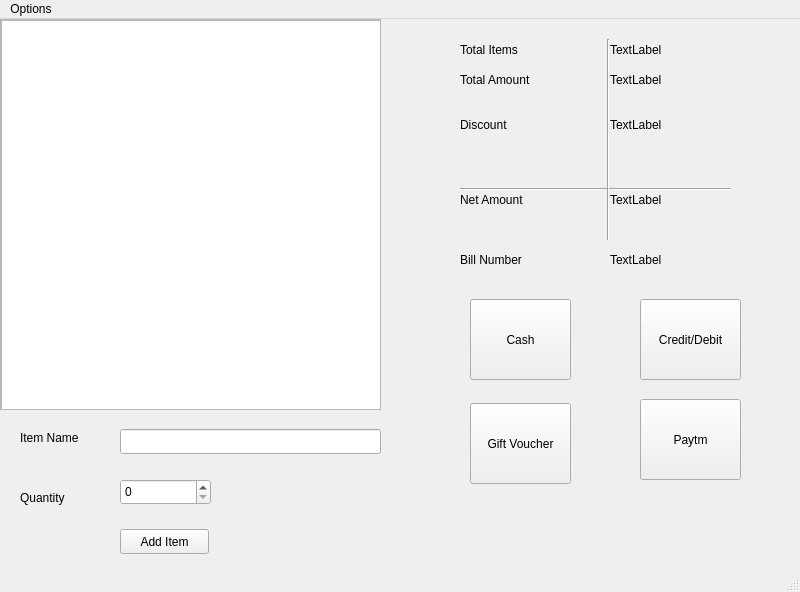
Old version of the form Main.ui in the repository Tanveeshs/Billing-Software.
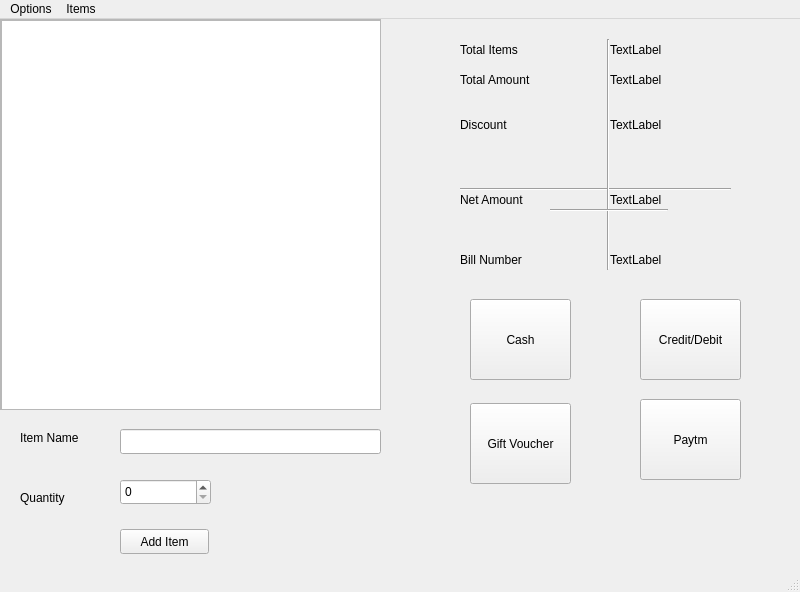
New version of the form.

```diff
--- a/Main.ui
+++ b/Main.ui
@@ -229,7 +229,7 @@
       <x>583</x>
       <y>20</y>
       <width>51</width>
-      <height>201</height>
+      <height>231</height>
      </rect>
     </property>
     <property name="orientation">
@@ -314,6 +314,19 @@
      <string>Paytm</string>
     </property>
    </widget>
+   <widget class="Line" name="line_3">
+    <property name="geometry">
+     <rect>
+      <x>550</x>
+      <y>190</y>
+      <width>118</width>
+      <height>3</height>
+     </rect>
+    </property>
+    <property name="orientation">
+     <enum>Qt::Horizontal</enum>
+    </property>
+   </widget>
   </widget>
   <widget class="QMenuBar" name="menubar">
    <property name="geometry">
@@ -334,7 +347,17 @@
     <addaction name="actionLog_Out"/>
     <addaction name="actionExit"/>
    </widget>
+   <widget class="QMenu" name="menuItems">
+    <property name="title">
+     <string>Items</string>
+    </property>
+    <addaction name="actionAdd_Item"/>
+    <addaction name="actionRemove_Item"/>
+    <addaction name="actionView_Items"/>
+    <addaction name="separator"/>
+   </widget>
    <addaction name="menuFile"/>
+   <addaction name="menuItems"/>
   </widget>
   <widget class="QStatusBar" name="statusbar"/>
   <action name="actionNew_Bill">
```
Left out of the diff: 15 changed lines with no effect on the pictures.
